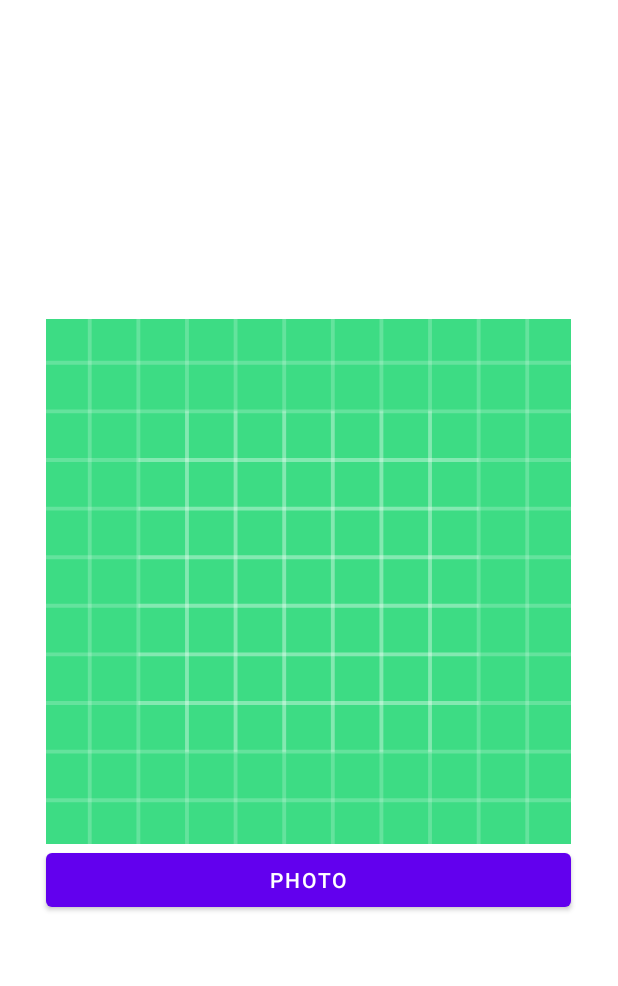
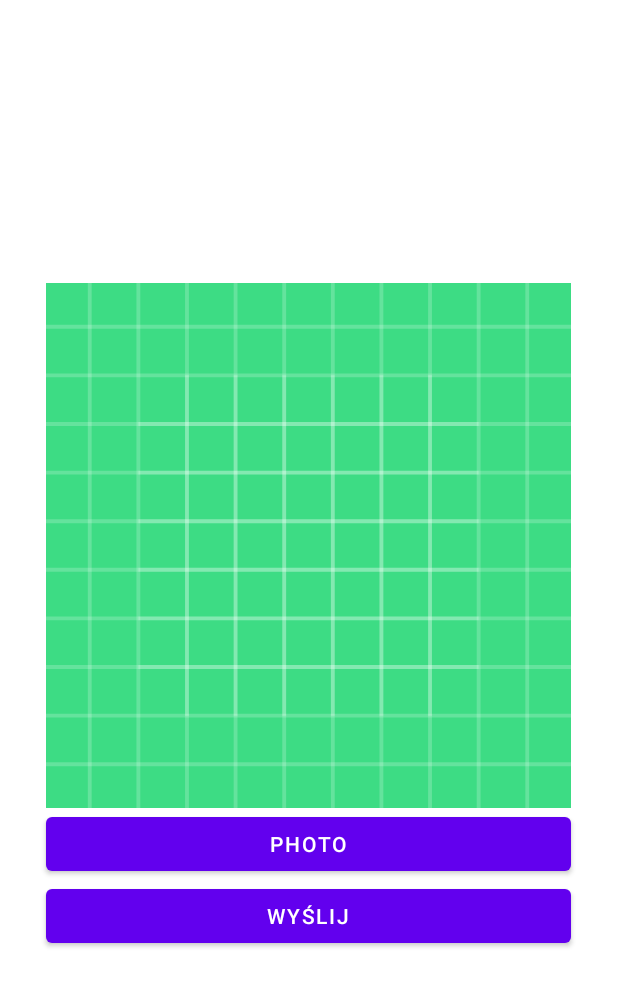
Before and after one commit to Gerald212/PhotoApp, an Android app: the screen it shows after launch (MainActivity), on a phone screen of 412 x 824 dp. Shown: the top 986 px of the screen. Run offline under Robolectric (Android 15) with nearby library versions, the phone set to English and light mode, and no system bars; pictures from the network do not load.

Commit message:
kolejyn commit

```diff
--- a/Aplikacja/app/src/main/res/layout/activity_main.xml
+++ b/Aplikacja/app/src/main/res/layout/activity_main.xml
@@ -45,6 +45,17 @@
                 android:text="Photo" />
 
         </TableRow>
+        <TableRow
+            android:layout_width="match_parent"
+            android:layout_height="match_parent"
+            android:gravity="center">
+
+            <Button
+                android:id="@+id/sendButton"
+                android:layout_width="wrap_content"
+                android:layout_height="wrap_content"
+                android:text="Wyślij" />
+        </TableRow>
 
     </TableLayout>
 </androidx.constraintlayout.widget.ConstraintLayout>
```
Also changed, not shown: Aplikacja/app/src/main/java/com/example/photoapp/MainActivity.java (+31 -0 lines), Serwer/src/main/java/org/example/StorageService.java (added, +23 -0 lines), Serwer/src/main/java/org/example/WebController.java (+29 -5 lines), 4 other files.
